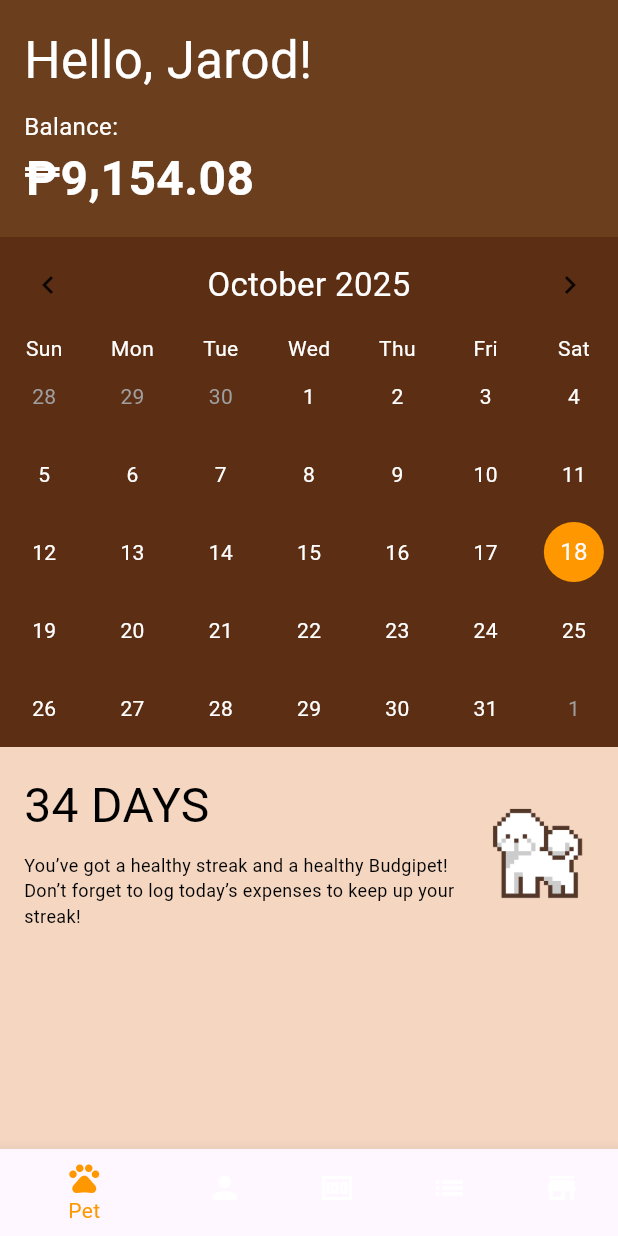
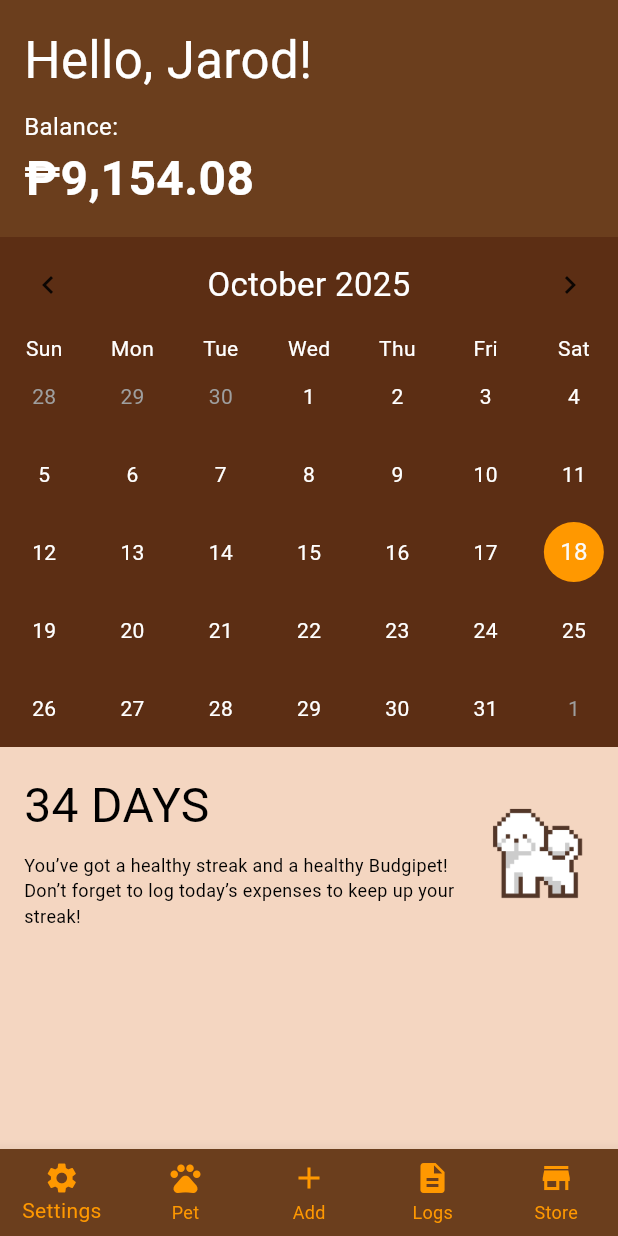
Before and after one commit to the34thempress/Budgipets, a Flutter app: the DashboardPage screen opened by its route, item 3 of the bottom bar chosen, after a tap on the "arrow back" icon, on a phone screen of 412 x 824 dp. Run offline on Flutter 3.47's test engine with Material 3 defaults, Android fonts, the phone set to English and light mode, and no system bars; drawn by our look-alikes of table_calendar; Roboto replaces fonts that are missing (Modak, PixelifySans-VariableFont_wght).

Commit message:
fixed code, proper file path, organize, and new icons

```diff
--- a/lib/routes.dart
+++ b/lib/routes.dart
@@ -1,7 +1,7 @@
 import 'package:flutter/material.dart';
 import 'screens/login_screens/login.dart';
 import 'screens/login_screens/create_account.dart';
-import 'screens/setting_screens/profile_page.dart';
+import 'screens/main_screens/profile_page.dart';
 import 'screens/main_screens/dashboard.dart';
 import 'screens/setting_screens/settings_page.dart';
 import 'screens/main_screens/store.dart';
--- a/lib/screens/main_screens/dashboard.dart
+++ b/lib/screens/main_screens/dashboard.dart
@@ -1,6 +1,8 @@
 import 'package:flutter/material.dart';
 import 'package:table_calendar/table_calendar.dart';
 import 'package:budgipets/screens/main_screens/allowance.dart';
+import 'package:budgipets/screens/main_screens/store.dart';
+import 'package:budgipets/screens/setting_screens/settings_page.dart';
 
 class DashboardPage extends StatefulWidget {
   const DashboardPage({super.key});
@@ -158,21 +160,38 @@ class _DashboardPageState extends State<DashboardPage> {
       bottomNavigationBar: BottomNavigationBar(
         backgroundColor: const Color(0xFF6B3E1D),
         selectedItemColor: Colors.orange,
-  unselectedItemColor: Colors.white,
-  currentIndex: 0, // optional
+        unselectedItemColor: Colors.orange,
+        currentIndex: 0,
+        showUnselectedLabels: true,
+        type: BottomNavigationBarType.fixed,
         onTap: (index) {
+
+          if (index == 0) {
+            Navigator.push(
+              context,
+              MaterialPageRoute(builder: (context) => SettingsPage()),
+            );
+          }
+
           if (index == 2) {
             Navigator.push(
               context,
               MaterialPageRoute(builder: (context) => LogEntryPage()),
             );
           }
+
+          if (index == 4) {
+            Navigator.push(
+              context,
+              MaterialPageRoute(builder: (context) => StorePage()),
+            );
+          }
         },
         items: const [
+          BottomNavigationBarItem(icon: Icon(Icons.settings), label: "Settings"),
           BottomNavigationBarItem(icon: Icon(Icons.pets), label: "Pet"),
-    BottomNavigationBarItem(icon: Icon(Icons.person), label: "Profile"),
-    BottomNavigationBarItem(icon: Icon(Icons.money), label: "Allowance"),
-    BottomNavigationBarItem(icon: Icon(Icons.list), label: "Logs"),
+          BottomNavigationBarItem(icon: Icon(Icons.add), label: "Add"),
+          BottomNavigationBarItem(icon: Icon(Icons.description), label: "Logs"),
           BottomNavigationBarItem(icon: Icon(Icons.store), label: "Store"),
         ],
       ),
--- a/lib/screens/setting_screens/settings_page.dart
+++ b/lib/screens/setting_screens/settings_page.dart
@@ -1,5 +1,5 @@
 import 'package:flutter/material.dart';
-import 'profile_page.dart';
+import 'package:budgipets/screens/main_screens/profile_page.dart';
 
 class SettingsPage extends StatelessWidget {
   const SettingsPage({super.key});
@@ -32,7 +32,7 @@ class SettingsPage extends StatelessWidget {
                     ),
                     const SizedBox(width: 8),
                     Image.asset(
-                      "assets/dog_placeholder.png", // placeholder dog image
+                      "assets/images/pet.png", // placeholder dog image
                       height: 50,
                     ),
                   ],
```
Also changed, not shown: lib/screens/main_screens/profile_page.dart (renamed from lib/screens/setting_screens/profile_page.dart), pubspec.lock. Lines whose indentation alone changed are shown as unchanged.
